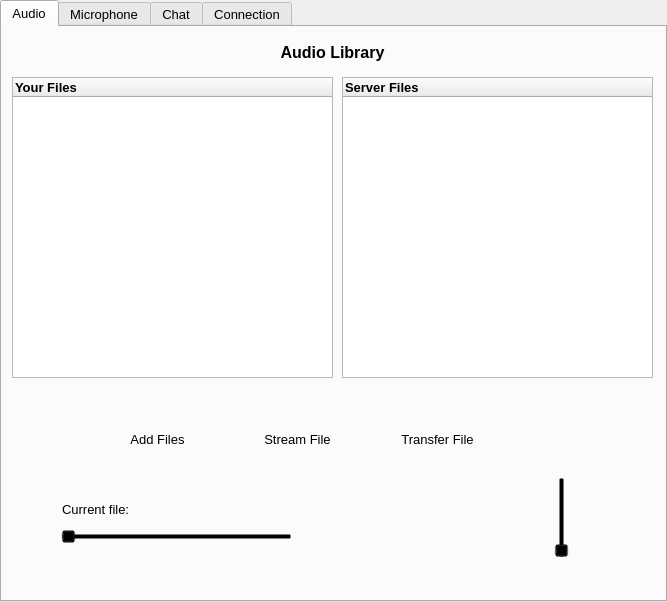
The window that src/application/appwindow.ui (mvan/4985Final) describes before a commit, drawn with Qt 5.
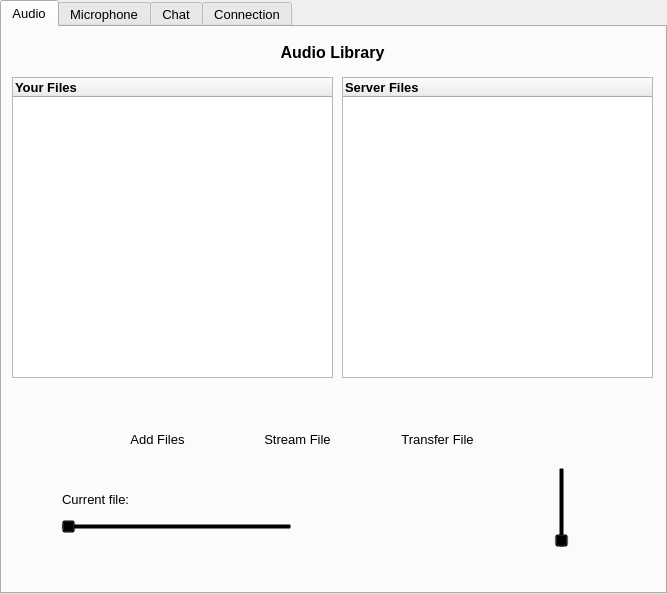
The same window after the commit. Icons and pictures are not drawn. Custom widgets are drawn as their Qt base class.

```diff
--- a/src/application/appwindow.ui
+++ b/src/application/appwindow.ui
@@ -7,7 +7,7 @@
     <x>0</x>
     <y>0</y>
     <width>667</width>
-    <height>602</height>
+    <height>594</height>
    </rect>
   </property>
   <property name="font">
@@ -87,7 +87,7 @@
     <property name="geometry">
      <rect>
       <x>360</x>
-      <y>490</y>
+      <y>480</y>
       <width>48</width>
       <height>48</height>
      </rect>
@@ -128,7 +128,7 @@
     <property name="geometry">
      <rect>
       <x>420</x>
-      <y>490</y>
+      <y>480</y>
       <width>48</width>
       <height>48</height>
      </rect>
@@ -169,7 +169,7 @@
     <property name="geometry">
      <rect>
       <x>60</x>
-      <y>467</y>
+      <y>457</y>
       <width>471</width>
       <height>31</height>
      </rect>
@@ -191,7 +191,7 @@
     <property name="geometry">
      <rect>
       <x>480</x>
-      <y>490</y>
+      <y>480</y>
       <width>48</width>
       <height>48</height>
      </rect>
@@ -232,7 +232,7 @@
     <property name="geometry">
      <rect>
       <x>300</x>
-      <y>490</y>
+      <y>480</y>
       <width>48</width>
       <height>48</height>
      </rect>
@@ -507,7 +507,7 @@
     <property name="geometry">
      <rect>
       <x>59</x>
-      <y>500</y>
+      <y>490</y>
       <width>231</width>
       <height>20</height>
      </rect>
@@ -529,7 +529,7 @@
     <property name="geometry">
      <rect>
       <x>550</x>
-      <y>450</y>
+      <y>440</y>
       <width>20</width>
       <height>81</height>
      </rect>
```
